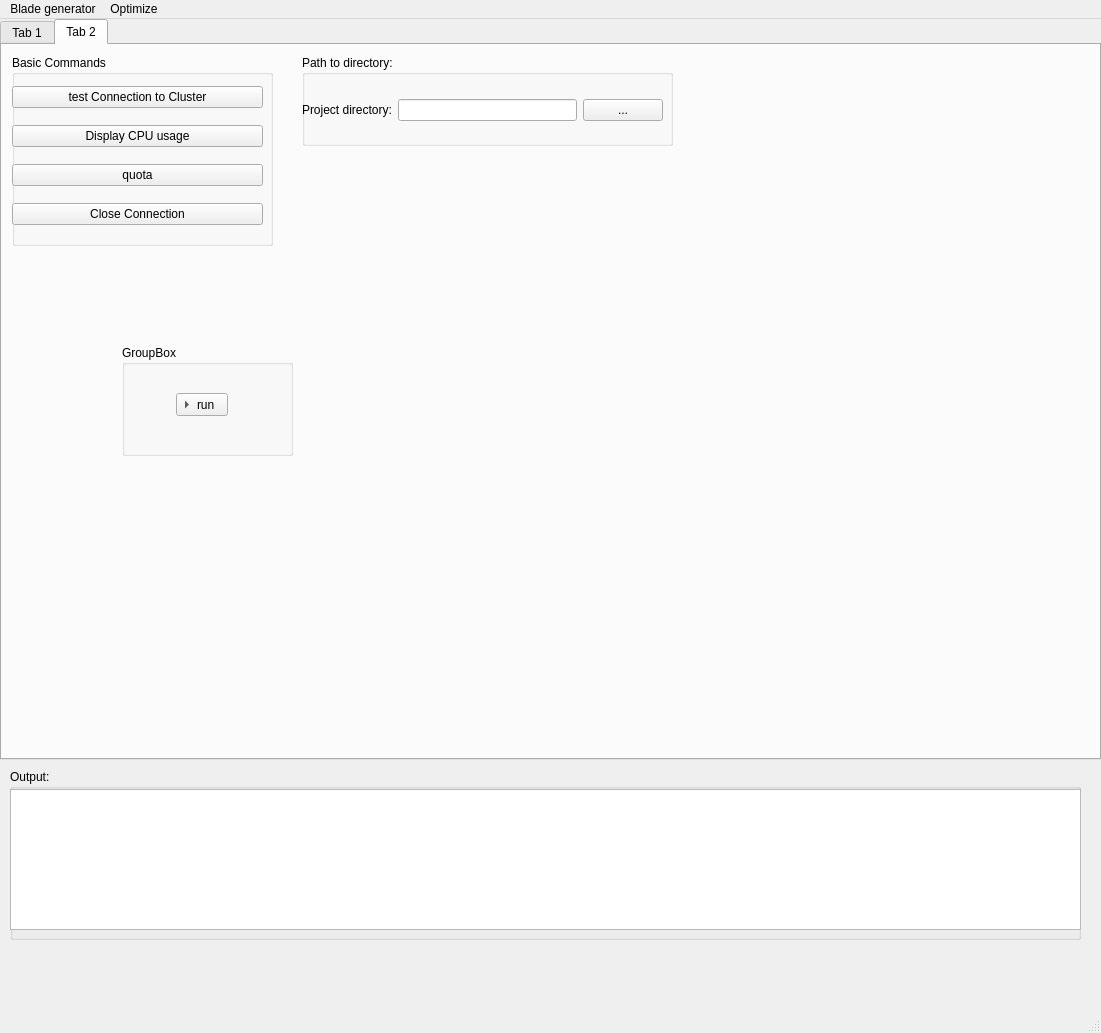
Old version of the form module/UI/qtdesigner/mainwindow.ui in the repository badabush/Blade-Optimization-Tool.
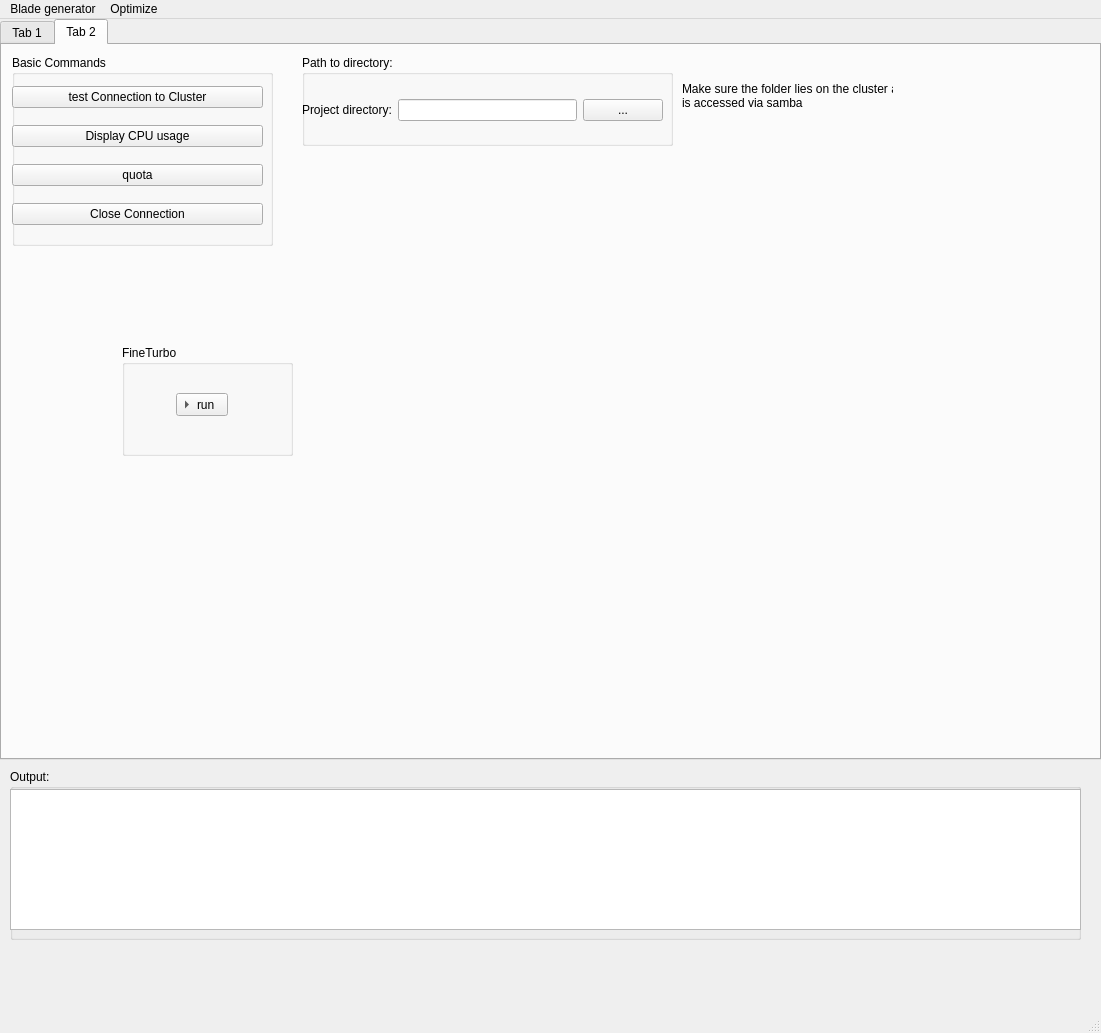
New version of the form.

Commit message: ref #20 : extending script for fine, trying to solve setting DISPLAY issue (export DISPLAY='localhost:16.0'). Editing remote session settings might resolve this issue

Diff of the .ui file:
```diff
--- a/module/UI/qtdesigner/mainwindow.ui
+++ b/module/UI/qtdesigner/mainwindow.ui
@@ -731,7 +731,7 @@
        </rect>
       </property>
       <property name="title">
-       <string>GroupBox</string>
+       <string>FineTurbo</string>
       </property>
       <widget class="QWidget" name="gridLayoutWidget_5">
        <property name="geometry">
@@ -759,6 +759,20 @@
        </layout>
       </widget>
      </widget>
+     <widget class="QLabel" name="label_13">
+      <property name="geometry">
+       <rect>
+        <x>680</x>
+        <y>20</y>
+        <width>211</width>
+        <height>61</height>
+       </rect>
+      </property>
+      <property name="text">
+       <string>Make sure the folder lies on the cluster and
+is accessed via samba</string>
+      </property>
+     </widget>
     </widget>
    </widget>
    <widget class="QGroupBox" name="groupBox_2">
```
The commit also changes 2 other files.
